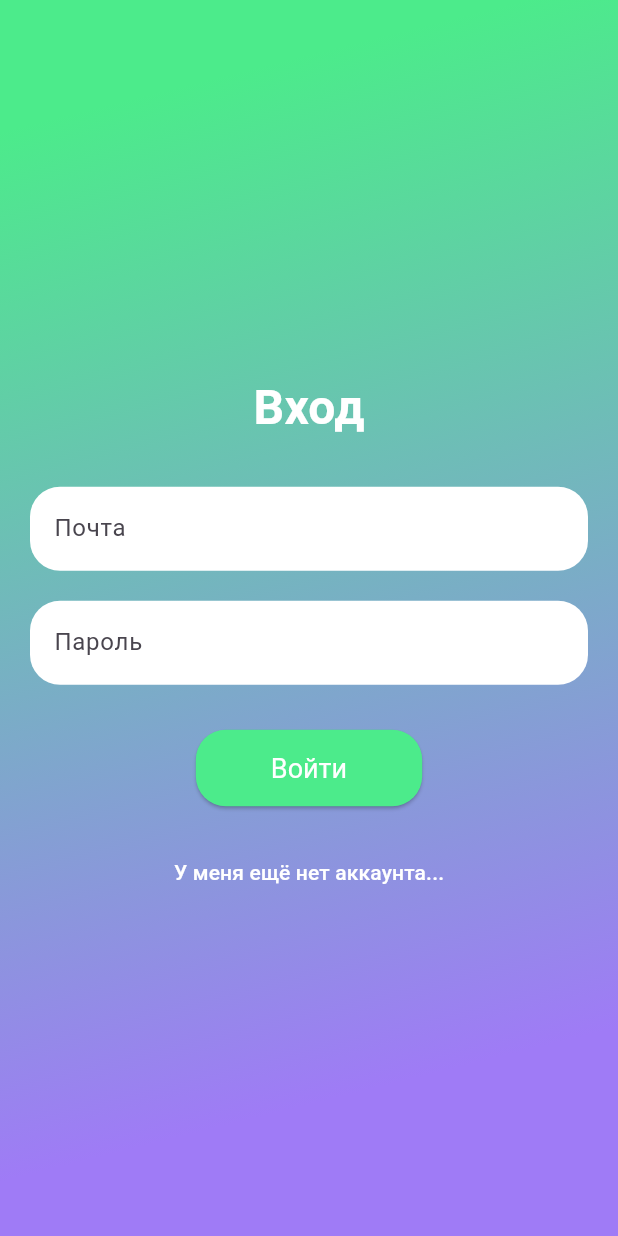
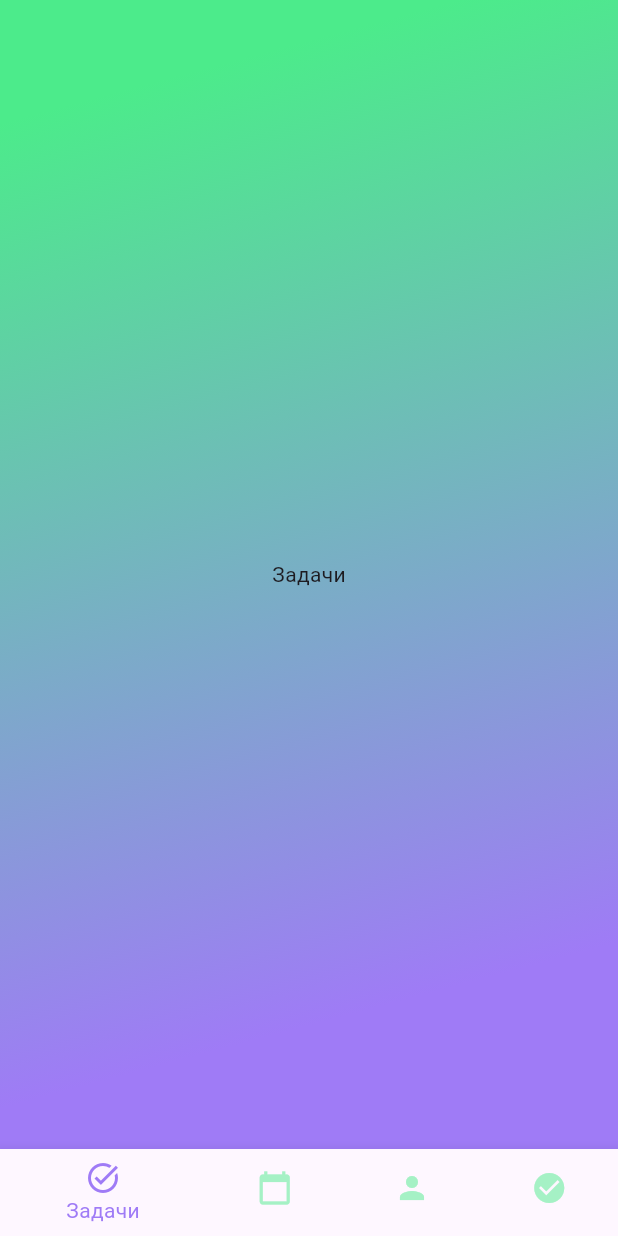
Before and after one commit to p1xelp0etry/zc_dodiddone, a Flutter app: the screen it shows after launch, after a tap on "Войти", on a phone screen of 412 x 824 dp. Run offline on Flutter 3.47's test engine with Material 3 defaults, Android fonts, the phone set to English and light mode, and no system bars.

Commit message:
main page

```diff
--- a/lib/pages/login_page.dart
+++ b/lib/pages/login_page.dart
@@ -1,5 +1,6 @@
 import 'package:flutter/material.dart';
 import '../theme/theme.dart';
+import 'main_page.dart';
 
 class LoginPage extends StatefulWidget {
   const LoginPage({Key? key}) : super(key: key);
@@ -79,7 +80,10 @@ class _LoginPageState extends State<LoginPage> {
               // Кнопка "Войти"
               ElevatedButton(
                 onPressed: () {
-                  // TODO: Implement login logic here
+                  Navigator.pushReplacement(
+                      context,
+                      MaterialPageRoute(
+                          builder: (context) => const MainPage()));
                 },
                 style: ElevatedButton.styleFrom(
                   backgroundColor: !isLogin
@@ -108,6 +112,7 @@ class _LoginPageState extends State<LoginPage> {
                       : 'Уже есть аккаунт...',
                   style: const TextStyle(
                     color: Colors.white,
+                    decoration: TextDecoration.underline,
                   ),
                 ),
               ),
--- /dev/null
+++ b/lib/pages/main_page.dart
@@ -0,0 +1,74 @@
+import 'package:flutter/material.dart';
+import '../theme/theme.dart'; // Import the theme file
+
+class MainPage extends StatefulWidget {
+  const MainPage({Key? key}) : super(key: key);
+
+  @override
+  State<MainPage> createState() => _MainPageState();
+}
+
+class _MainPageState extends State<MainPage> {
+  int _selectedIndex = 0;
+  static const List<Widget> _widgetOptions = <Widget>[
+    Text('Задачи'),
+    Text('Сегодня'),
+    Text('Профиль'),
+    Text('Выполнено'),
+  ];
+
+  void _onItemTapped(int index) {
+    setState(() {
+      _selectedIndex = index;
+    });
+  }
+
+  @override
+  Widget build(BuildContext context) {
+    return Scaffold(
+      extendBodyBehindAppBar: true,
+      appBar: AppBar(
+        backgroundColor: Colors.transparent,
+        elevation: 0,
+      ),
+      body: Container( // Add a Container for the gradient
+        decoration: BoxDecoration(
+          gradient: LinearGradient(
+            begin: Alignment.topLeft,
+            end: Alignment.bottomCenter,
+            colors: [
+              DoDidDoneTheme.lightTheme.colorScheme.secondary,
+              DoDidDoneTheme.lightTheme.colorScheme.primary,
+            ],
+            stops: const [0.1, 0.9], // Основной цвет занимает 90%
+          ),
+        ),
+        child: Center(
+          child: _widgetOptions.elementAt(_selectedIndex),
+        ),
+      ),
+      bottomNavigationBar: BottomNavigationBar(
+        items: const <BottomNavigationBarItem>[
+          BottomNavigationBarItem(
+            icon: Icon(Icons.task_alt),
+            label: 'Задачи',
+          ),
+          BottomNavigationBarItem(
+            icon: Icon(Icons.calendar_today),
+            label: 'Сегодня',
+          ),
+          BottomNavigationBarItem(
+            icon: Icon(Icons.person),
+            label: 'Профиль',
+          ),
+          BottomNavigationBarItem(
+            icon: Icon(Icons.check_circle),
+            label: 'Выполнено',
+          ),
+        ],
+        currentIndex: _selectedIndex,
+        onTap: _onItemTapped,
+      ),
+    );
+  }
+}
--- a/lib/theme/theme.dart
+++ b/lib/theme/theme.dart
@@ -1,5 +1,5 @@
 import 'package:flutter/material.dart';
-import 'package:flutter/material.dart';
+
 class DoDidDoneTheme {
   static ThemeData lightTheme = ThemeData(
     colorScheme: ColorScheme.fromSeed(
@@ -17,5 +17,12 @@ class DoDidDoneTheme {
         ),
       ),
     ),
+    bottomNavigationBarTheme: BottomNavigationBarThemeData(
+      selectedItemColor: const Color(0xFF9f7bf6), // Цвет выбранной иконки
+      unselectedItemColor:
+          const Color(0xFF4ceb8b).withOpacity(0.5), // Цвет невыбранной иконки
+      backgroundColor: Colors.transparent, // Прозрачный фон
+      // Убираем тень
+    ),
   );
 }
```
